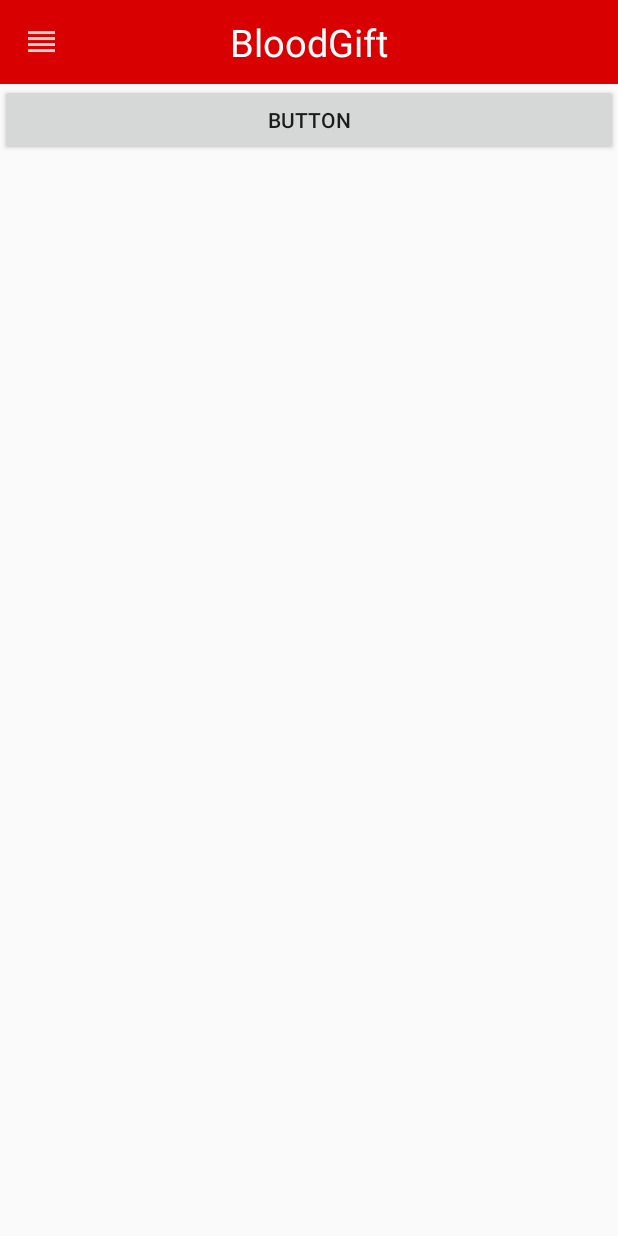
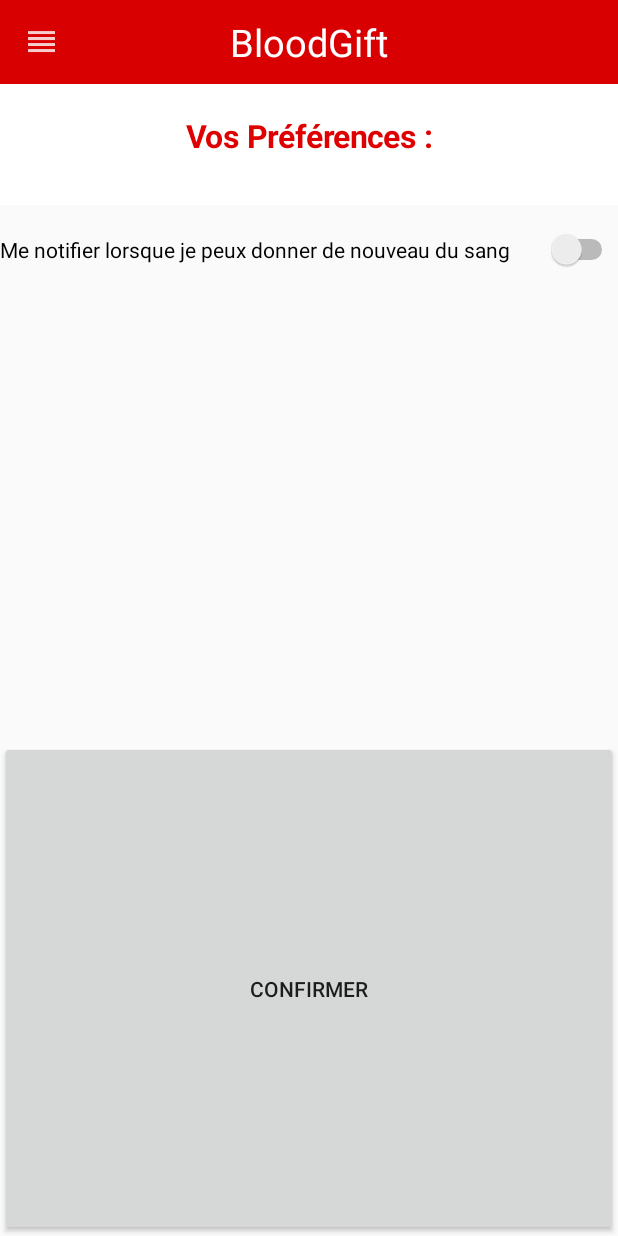
Before and after one commit to valent16/BloodGift, an Android app: the SettingsActivity screen opened directly, with no data from a screen before it, in the side drawer, after a tap on "Notification", on a phone screen of 412 x 824 dp. Run offline under Robolectric (Android 15) with nearby library versions, the phone set to English and light mode, and no system bars.

Commit message:
Notification - Notifie l'utilisateur le jour où il peut donner son sang. Selon les préférences qu'il aura choisi.

```diff
--- a/app/src/main/java/com/bloodgift/bloodgift/Controller/ProfileController.java
+++ b/app/src/main/java/com/bloodgift/bloodgift/Controller/ProfileController.java
@@ -29,7 +29,7 @@ public final class ProfileController {
      * @param sexe 1 pour homme et 0 pour femme
      */
     public void createProfile(Calendar dateSang, Calendar datePlaque, Calendar datePlasma, Integer age, Integer poids, Integer sexe) {
-        profile = new Profile(new Date(),dateSang, datePlaque, datePlasma, age, poids, sexe);
+        profile = new Profile(new Date(), context, dateSang, datePlaque, datePlasma, age, poids, sexe);
         ProfileDAO profileDAO = new ProfileDAO(context);
         profileDAO.addProfile(profile);
     }
--- /dev/null
+++ b/app/src/main/java/com/bloodgift/bloodgift/Controller/SettingsController.java
@@ -0,0 +1,42 @@
+package com.bloodgift.bloodgift.Controller;
+
+import android.content.Context;
+
+import com.bloodgift.bloodgift.Model.DAO.ProfileDAO;
+import com.bloodgift.bloodgift.Model.DAO.SettingsDAO;
+import com.bloodgift.bloodgift.Model.Profile;
+import com.bloodgift.bloodgift.Model.Settings;
+
+import java.util.Calendar;
+import java.util.Date;
+import java.util.GregorianCalendar;
+
+public class SettingsController {
+
+    private Context context;
+
+    private Settings settings;
+
+    public SettingsController(Context context) {
+        this.context = context;
+        SettingsDAO settingsDAO = new SettingsDAO(context);
+        settings = settingsDAO.getSettings();
+    }
+
+
+    public void createSettings(Integer notif) {
+        settings = new Settings(new Date(),notif);
+        SettingsDAO settingsDAO = new SettingsDAO(context);
+        settingsDAO.addSettings(settings);
+    }
+
+    public Integer getNotif(){
+        if(settings == null){
+            return null;
+        } else {
+            return settings.getNotif();
+        }
+    }
+
+
+}
--- a/app/src/main/java/com/bloodgift/bloodgift/Model/DAO/Database.java
+++ b/app/src/main/java/com/bloodgift/bloodgift/Model/DAO/Database.java
@@ -4,6 +4,8 @@ import android.content.Context;
 import android.database.sqlite.SQLiteDatabase;
 import android.database.sqlite.SQLiteOpenHelper;
 import android.util.Log;
+
+import com.bloodgift.bloodgift.Model.Settings;
 
 public class Database extends SQLiteOpenHelper{
 
@@ -33,6 +35,10 @@ public class Database extends SQLiteOpenHelper{
         //Erase the previous User table, create a new one
         sqLiteDatabase.execSQL("DROP TABLE IF EXISTS "+UserDAO.getUserTableName());
         sqLiteDatabase.execSQL(UserDAO.getUserTable());
+
+        //Erase the previous User table, create a new one
+        sqLiteDatabase.execSQL("DROP TABLE IF EXISTS "+SettingsDAO.getSettingsTableName());
+        sqLiteDatabase.execSQL(SettingsDAO.getSettingsTable());
     }
 
     @Override
--- a/app/src/main/java/com/bloodgift/bloodgift/Model/DAO/ProfileDAO.java
+++ b/app/src/main/java/com/bloodgift/bloodgift/Model/DAO/ProfileDAO.java
@@ -90,7 +90,7 @@ public class ProfileDAO {
             Integer age = cursor.getInt(4);
             Integer poids = cursor.getInt(5);
             Integer sexe = cursor.getInt(6);
-            profile = new Profile(date, dateSang, datePlaque, datePlasma, age, poids, sexe);
+            profile = new Profile(date, context, dateSang, datePlaque, datePlasma, age, poids, sexe);
         }
         cursor.close();
         return profile;
--- /dev/null
+++ b/app/src/main/java/com/bloodgift/bloodgift/Model/DAO/SettingsDAO.java
@@ -0,0 +1,65 @@
+package com.bloodgift.bloodgift.Model.DAO;
+
+import android.content.ContentValues;
+import android.content.Context;
+import android.database.Cursor;
+import android.util.Log;
+
+import com.bloodgift.bloodgift.Model.Profile;
+import com.bloodgift.bloodgift.Model.Settings;
+import com.bloodgift.bloodgift.Model.User;
+import com.bloodgift.bloodgift.Outils.ConvertDate;
+
+import java.util.Calendar;
+import java.util.Date;
+import java.util.Set;
+
+public class SettingsDAO {
+
+    private static String NOTIF = "notif";
+    private static String SETTINGS_DATE = "settingsDate";
+    private static String SETTINGS_TABLE = "settings";
+
+    private Context context;
+
+    public SettingsDAO(Context context){
+        this.context = context;
+    }
+
+    public static String getSettingsTableName(){
+        return SETTINGS_TABLE;
+    }
+
+    public static String getSettingsTable(){
+        final String table_settings = "CREATE TABLE " + SETTINGS_TABLE + "("
+                + SETTINGS_DATE +" TEXT PRIMARY KEY, "
+                + NOTIF + " INTEGER );";
+        return table_settings;
+    }
+
+    public void addSettings(Settings settings){
+        ContentValues values = new ContentValues();
+
+        values.put(SETTINGS_DATE, settings.getDateSettings().toString());
+        values.put(NOTIF, settings.getNotif());
+
+        Database db = Database.getInstance(context);
+        db.getWritableDatabase().insert(SETTINGS_TABLE, null, values);
+    }
+
+    public Settings getSettings() {
+        Database db = Database.getInstance(context);
+        Settings settings = null;
+
+        Cursor cursor = db.getWritableDatabase().rawQuery("SELECT * FROM " + SETTINGS_TABLE, null);
+
+        cursor.moveToLast();
+        if (!cursor.isAfterLast()) {
+            Date date = new Date();
+            Integer notif = cursor.getInt(1);
+            settings = new Settings(date, notif);
+        }
+        cursor.close();
+        return settings;
+    }
+}
--- /dev/null
+++ b/app/src/main/java/com/bloodgift/bloodgift/Model/Settings.java
@@ -0,0 +1,24 @@
+package com.bloodgift.bloodgift.Model;
+
+import java.util.Calendar;
+import java.util.Date;
+
+public class Settings {
+
+    //propriétés
+    private Date dateSettings;
+    private Integer notif;
+
+    public Settings(Date dateSettings, Integer notif) {
+        this.dateSettings = dateSettings;
+        this.notif = notif;
+    }
+
+    public Date getDateSettings() {
+        return dateSettings;
+    }
+
+    public Integer getNotif() {
+        return notif;
+    }
+}
--- a/app/src/main/java/com/bloodgift/bloodgift/Vue/SettingsActivity.java
+++ b/app/src/main/java/com/bloodgift/bloodgift/Vue/SettingsActivity.java
@@ -7,55 +7,70 @@ import android.app.PendingIntent;
 import android.content.Intent;
 import android.support.v7.app.AppCompatActivity;
 import android.os.Bundle;
+import android.text.Html;
 import android.view.View;
 import android.widget.Button;
+import android.widget.Switch;
+import android.widget.TextView;
 import android.widget.Toast;
 
+import com.bloodgift.bloodgift.Controller.SettingsController;
 import com.bloodgift.bloodgift.R;
+
+import java.util.Calendar;
+import java.util.Date;
 
 public class SettingsActivity extends ActivityWithDrawer {
 
-    private Button addNotificationBtn;
-    private Button deleteNotificationBtn;
+    private Button modifierSettings;
+    private Switch swNotifSang;
+    private TextView tvSettings;
+    private SettingsController controller;
+
+    private String strSettings;
 
     @Override
     protected void onCreate(Bundle savedInstanceState) {
         super.onCreate(savedInstanceState);
         setContentView(R.layout.activity_settings);
         initializeView();
-        addNotificationBtn = (Button) findViewById(R.id.notifSang);
+        this.controller = new SettingsController(SettingsActivity.this);
+        tvSettings = findViewById(R.id.tvSettings);
+        modifierSettings = (Button) findViewById(R.id.notifSang);
+        swNotifSang = (Switch) findViewById(R.id.switchNotifSang);
 
-
-        addNotificationBtn.setOnClickListener(new Button.OnClickListener() {
-            @Override
-            public void onClick(View arg0) {
-                Toast.makeText(getBaseContext(), "Ajout d'une notification", Toast.LENGTH_SHORT).show();
-                createNotification();
-            }
-        });
+        strSettings = "<h1><font color=\"#DF0101\">Vos Préférences :</font></h1>";
+        tvSettings.setText(Html.fromHtml(strSettings));
+        recupSettings();
+        ecouteBouton();
     }
 
     protected void initializeView() {
         super.initializeToolBar();
     }
 
-    private final void createNotification(){
-        final NotificationManager mNotification = (NotificationManager) getSystemService(NOTIFICATION_SERVICE);
+    private void ecouteBouton(){
+        modifierSettings.setOnClickListener(new Button.OnClickListener(){
+            @Override
+            public void onClick(View view) {
 
-        final Intent launchNotifiactionIntent = new Intent(this, SettingsActivity.class);
-        final PendingIntent pendingIntent = PendingIntent.getActivity(this,
-                1, launchNotifiactionIntent,
-                PendingIntent.FLAG_ONE_SHOT);
+                Integer notifSang = 0;
+                if(swNotifSang.isChecked()){
+                    notifSang = 1;
+                }
 
+                controller.createSettings(notifSang);
+                Toast.makeText(SettingsActivity.this, "Vos préférences sont enregistrées !",Toast.LENGTH_LONG).show();
+            }
+        });
+    }
 
-        Notification.Builder builder = new Notification.Builder(this)
-                .setWhen(System.currentTimeMillis())
-                .setTicker("Je suis un Ticker")
-                .setSmallIcon(R.mipmap.logo_bloodgift)
-                .setContentTitle("JE suis un titre")
-                .setContentText("et moi le text..")
-                .setContentIntent(pendingIntent);
+    private void recupSettings(){
 
-        mNotification.notify(1, builder.build());
+        if (controller.getNotif() != null){
+            if(controller.getNotif()==1){
+                swNotifSang.setChecked(true);
+            }
+        }
     }
 }
--- a/app/src/main/java/com/bloodgift/bloodgift/Vue/TestEligibleActivity.java
+++ b/app/src/main/java/com/bloodgift/bloodgift/Vue/TestEligibleActivity.java
@@ -234,7 +234,6 @@ public class TestEligibleActivity extends ActivityWithDrawer {
             if(controller.getSexe()==1){
                 rdHomme.setChecked(true);
             }
-            //((Button)findViewById(R.id.btnEligible)).performClick();
         }
     }
 }
--- a/app/src/main/res/layout/activity_settings.xml
+++ b/app/src/main/res/layout/activity_settings.xml
@@ -33,11 +33,36 @@
             android:layout_height="match_parent"
             android:orientation="vertical">
 
+            <LinearLayout
+                android:layout_width="match_parent"
+                android:layout_height="875dp"
+                android:layout_weight="1"
+                android:orientation="vertical">
+
+                <TextView
+                    android:id="@+id/tvSettings"
+                    android:layout_width="match_parent"
+                    android:layout_height="wrap_content"
+                    android:background="@color/colorBackground"
+                    android:gravity="center_vertical|center_horizontal"
+                    android:paddingTop="20dp"
+                    android:text="Vos préférences :" />
+
+                <Switch
+                    android:id="@+id/switchNotifSang"
+                    android:layout_width="match_parent"
+                    android:layout_height="wrap_content"
+                    android:paddingTop="20dp"
+                    android:paddingBottom="20dp"
+                    android:text="Me notifier lorsque je peux donner de nouveau du sang" />
+            </LinearLayout>
+
             <Button
                 android:id="@+id/notifSang"
                 android:layout_width="match_parent"
-                android:layout_height="wrap_content"
-                android:text="Button" />
+                android:layout_height="match_parent"
+                android:layout_weight="1"
+                android:text="Confirmer" />
         </LinearLayout>
 
     </LinearLayout>
```
Also changed, not shown: app/src/main/AndroidManifest.xml (+11 -1 lines), app/src/main/java/com/bloodgift/bloodgift/AlarmReceiver.java (added, +73 -0 lines), app/src/main/java/com/bloodgift/bloodgift/Model/Profile.java (+47 -5 lines), app/src/main/java/com/bloodgift/bloodgift/MyApplication.java (added, +18 -0 lines).
